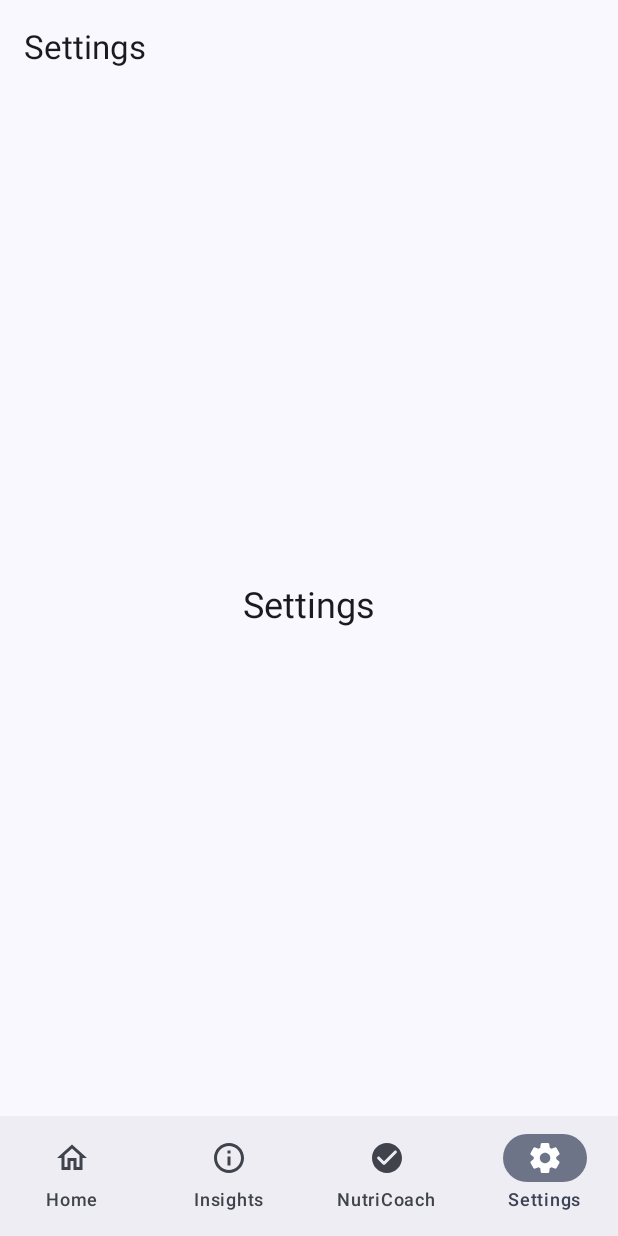
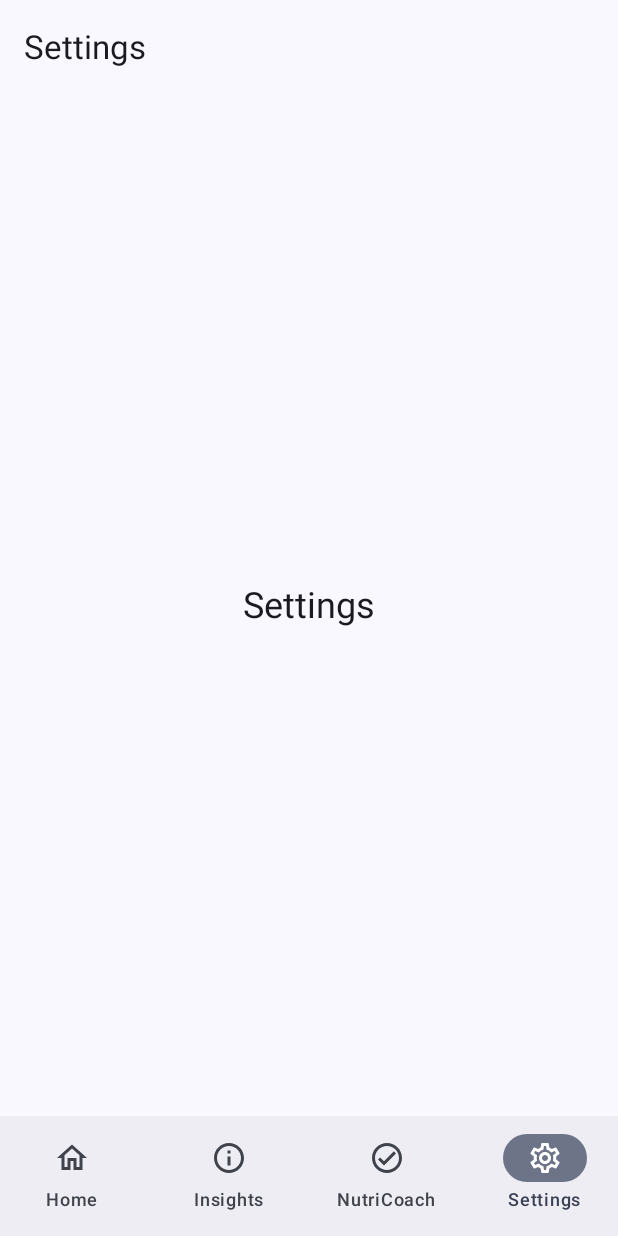
Before and after one commit to Eryc123Y/NutriTrack, an Android app built with Jetpack Compose: the settings screen opened through its navigation route, on a phone screen of 412 x 824 dp. Run offline under Robolectric (Android 15) with nearby library versions, the light colour scheme and no system bars.

Commit message:
feat: Update NavigationBars to use outlined icons and implement scroll behavior for TopAppBar

```diff
--- a/app/src/main/java/com/example/fit2081a1_yang_xingyu_33533563/ui/components/NavigationBars.kt
+++ b/app/src/main/java/com/example/fit2081a1_yang_xingyu_33533563/ui/components/NavigationBars.kt
@@ -3,10 +3,10 @@ package com.example.fit2081a1_yang_xingyu_33533563.ui.components
 import androidx.compose.foundation.layout.fillMaxWidth
 import androidx.compose.material.icons.Icons
 import androidx.compose.material.icons.automirrored.filled.ArrowBack
+import androidx.compose.material.icons.outlined.CheckCircle
 import androidx.compose.material.icons.outlined.Home
 import androidx.compose.material.icons.outlined.Info
-import androidx.compose.material.icons.rounded.CheckCircle
-import androidx.compose.material.icons.rounded.Settings
+import androidx.compose.material.icons.outlined.Settings
 import androidx.compose.material3.ExperimentalMaterial3Api
 import androidx.compose.material3.Icon
 import androidx.compose.material3.IconButton
@@ -14,6 +14,8 @@ import androidx.compose.material3.NavigationBar
 import androidx.compose.material3.NavigationBarItem
 import androidx.compose.material3.Text
 import androidx.compose.material3.TopAppBar
+import androidx.compose.material3.TopAppBarDefaults
+import androidx.compose.material3.rememberTopAppBarState
 import androidx.compose.runtime.Composable
 import androidx.compose.ui.Modifier
 import androidx.compose.ui.graphics.vector.ImageVector
@@ -52,12 +54,12 @@ fun BottomNavigationBar(
         ),
         NavigationItem(
             itemTitle = "NutriCoach",
-            itemIcon = Icons.Rounded.CheckCircle,
+            itemIcon = Icons.Outlined.CheckCircle,
             itemScreenRoute = "nutricoach"
         ),
         NavigationItem(
             itemTitle = "Settings",
-            itemIcon = Icons.Rounded.Settings,
+            itemIcon = Icons.Outlined.Settings,
             itemScreenRoute = "settings"
         )
     )
@@ -89,6 +91,7 @@ fun TopNavigationBar(
     showBackButton: Boolean = true,
     onBackButtonClick: () -> Unit = {}
 ) {
+    val scrollBehavior = TopAppBarDefaults.enterAlwaysScrollBehavior(rememberTopAppBarState())
     TopAppBar(
         title = { Text(title) },
         navigationIcon = {
@@ -101,5 +104,7 @@ fun TopNavigationBar(
                 }
             }
         },
+        scrollBehavior = scrollBehavior
+
     )
 }
```
